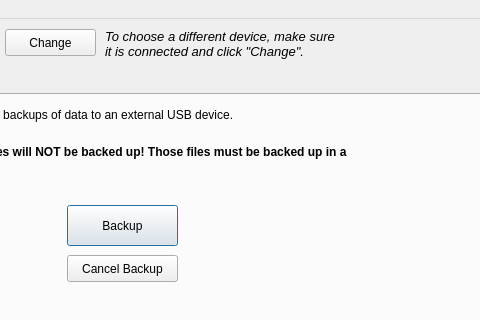
Qt form mainwindow.ui (wasta-linux/wasta-backup) before a commit; both pictures show x 295 to 775 and y 0 to 320 of the 900 by 515 pixel window.
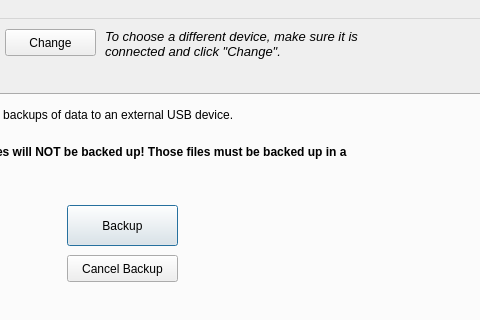
The same form after that commit.

```diff
--- a/mainwindow.ui
+++ b/mainwindow.ui
@@ -61,8 +61,8 @@
      <rect>
       <x>400</x>
       <y>10</y>
-      <width>231</width>
-      <height>31</height>
+      <width>271</width>
+      <height>51</height>
      </rect>
     </property>
     <property name="font">
```
